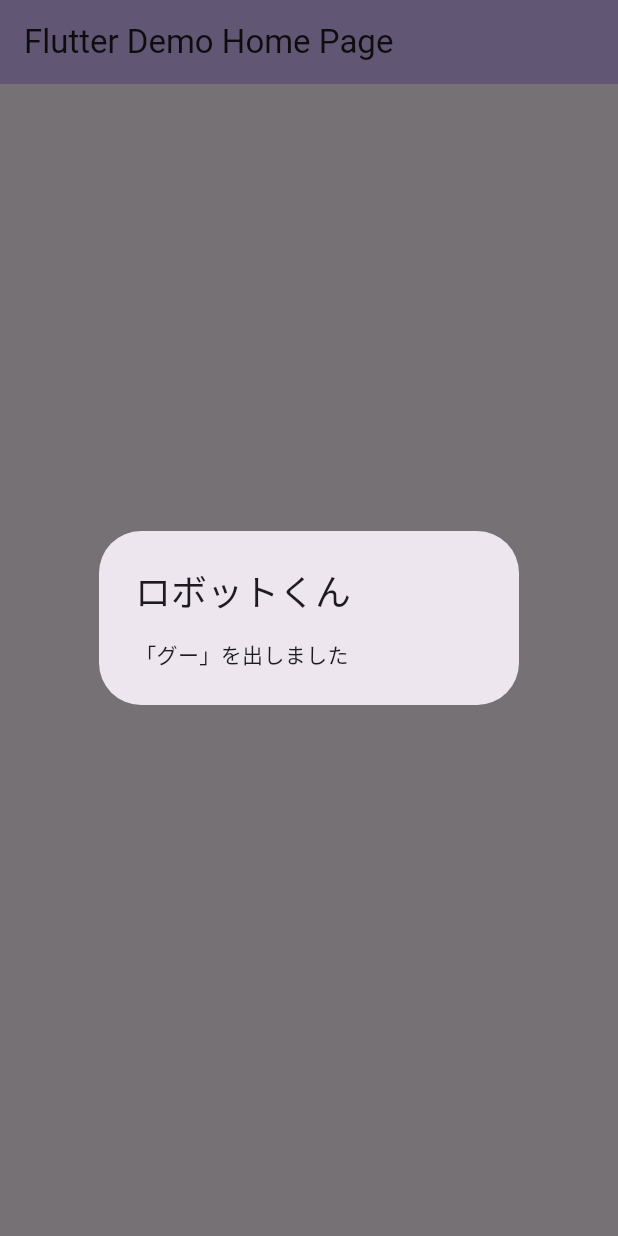
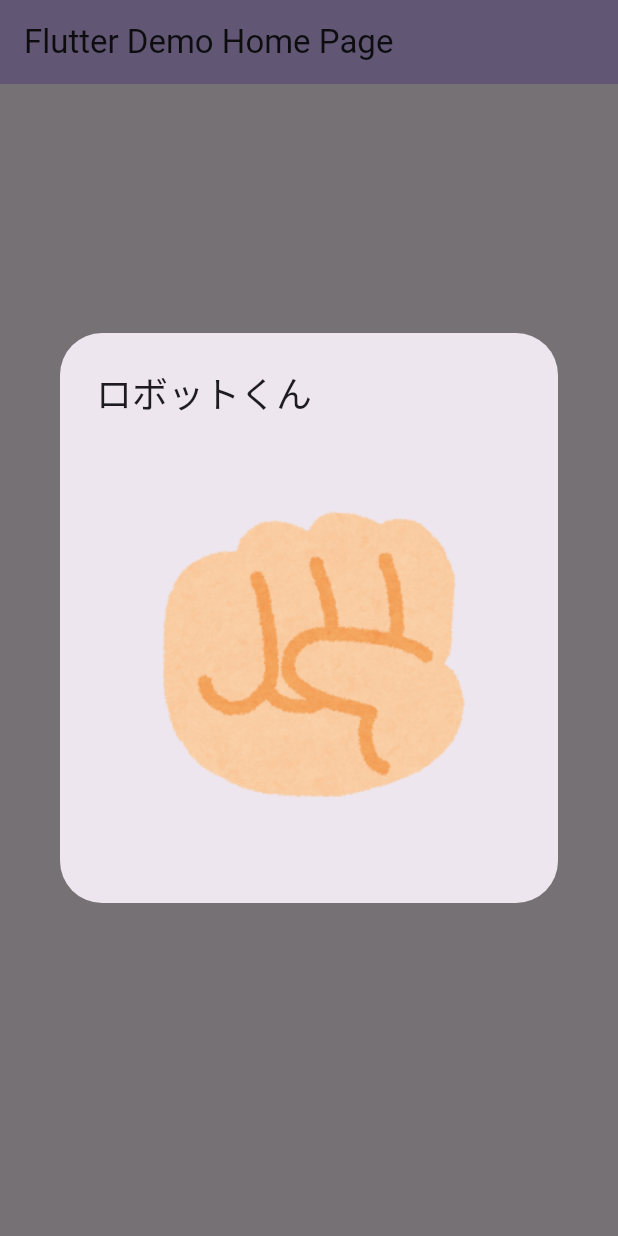
Before and after one commit to Hira0523/chapter03_beginner, a Flutter app: the screen it shows after launch, after a tap on "ジャンケン", on a phone screen of 412 x 824 dp. Run offline on Flutter 3.47's test engine with Material 3 defaults, Android fonts, the phone set to English and light mode, and no system bars.

Commit message:
じゃんけん 練習問題3

```diff
--- a/lib/main.dart
+++ b/lib/main.dart
@@ -31,18 +31,25 @@ class MyHomePage extends StatefulWidget {
 }
 
 class _MyHomePageState extends State<MyHomePage> {
-
   void showRobotResult() {
     List<String> hands = ['グー', 'チョキ', 'パー'];
     hands.shuffle();
     String hand = hands.first;
+    Image image;
+    if (hand == 'グー') {
+      image = Image.asset('assets/janken_gu.png');
+    } else if (hand == 'チョキ') {
+      image = Image.asset('assets/janken_choki.png');
+    } else {
+      image = Image.asset('assets/janken_pa.png');
+    }
 
     showDialog(
         context: context,
         builder: (context) {
           return AlertDialog(
             title: const Text('ロボットくん'),
-            content: Text('「$hand」を出しました'),
+            content: image,
           );
         });
   }
--- a/pubspec.yaml
+++ b/pubspec.yaml
@@ -61,6 +61,9 @@ flutter:
   # To add assets to your application, add an assets section, like this:
   assets:
     - assets/n_jigen.jpg
+    - assets/janken_gu.png
+    - assets/janken_choki.png
+    - assets/janken_pa.png
   #   - images/a_dot_burr.jpeg
   #   - images/a_dot_ham.jpeg
 
```
Also changed, not shown: assets/janken_choki.png (added), assets/janken_gu.png (added), assets/janken_pa.png (added).
